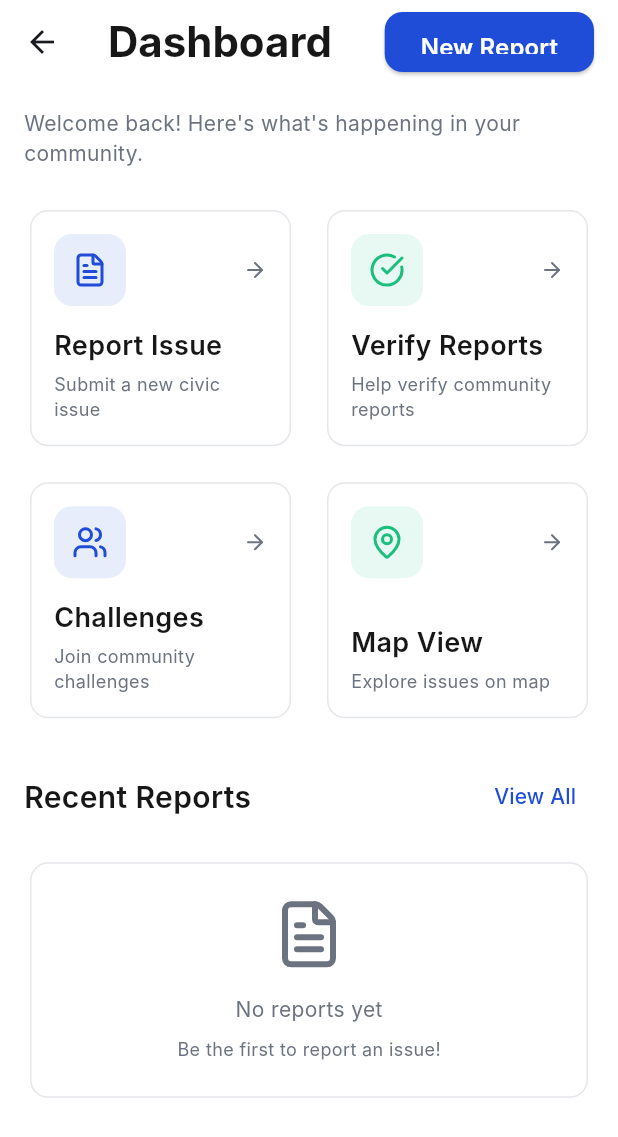
After one commit to QuaresmaHarygens/Talkam, a Flutter app: the DashboardScreen screen opened directly, on a phone screen of 412 x 824 dp. The commit adds this screen. Shown: the top 1137 px of the screen. Run offline on Flutter 3.47's test engine with Material 3 defaults, Android fonts, the phone set to English and light mode, and no system bars; our stand-ins replace connectivity_plus, dio, flutter_map, flutter_riverpod, geocoding, geolocator and 5 more; missing offline and left inert: record; accounts and stored records are empty; network calls fail; Roboto replaces fonts that are missing (Inter).

Commit message:
Upgrade mobile app to match web frontend design system
- Updated theme from Hot Pink to Deep Blue (#1F4DD8) matching web
- Created AppTheme with centralized design system constants
- Created reusable AppCard and AppButton components
- Enhanced DashboardScreen with 4 main action cards
- Updated ReportsFeedScreen with consistent card styling
- Added lucide_icons for consistent iconography
- Implemented 8px grid spacing system
- Matching typography, colors, and spacing with web frontend
- Consistent shadows, borders, and border radius (12px)

```diff
--- /dev/null
+++ b/mobile/lib/screens/dashboard_screen.dart
@@ -0,0 +1,357 @@
+import 'package:flutter/material.dart';
+import 'package:flutter_riverpod/flutter_riverpod.dart';
+import '../providers.dart';
+import '../theme/app_theme.dart';
+import '../widgets/app_card.dart';
+import '../widgets/app_button.dart';
+import 'create_report_screen.dart';
+import 'reports_feed_screen.dart';
+import 'map_screen.dart';
+import 'notifications_screen.dart';
+import 'community/community_hub_screen.dart';
+import 'reports/report_detail_screen.dart';
+import '../models/report.dart';
+import 'package:lucide_icons/lucide_icons.dart';
+
+/// Enhanced Dashboard matching web frontend design
+class DashboardScreen extends ConsumerStatefulWidget {
+  const DashboardScreen({super.key});
+
+  @override
+  ConsumerState<DashboardScreen> createState() => _DashboardScreenState();
+}
+
+class _DashboardScreenState extends ConsumerState<DashboardScreen> {
+  List<Report> _reports = [];
+  bool _loading = true;
+
+  @override
+  void initState() {
+    super.initState();
+    _loadReports();
+  }
+
+  Future<void> _loadReports() async {
+    try {
+      final client = ref.read(apiClientProvider);
+      final response = await client.searchReports();
+      final results = (response['results'] as List)
+          .map((r) => Report.fromJson(r as Map<String, dynamic>))
+          .toList();
+      setState(() {
+        _reports = results;
+        _loading = false;
+      });
+    } catch (e) {
+      setState(() => _loading = false);
+    }
+  }
+
+  @override
+  Widget build(BuildContext context) {
+    return Scaffold(
+      backgroundColor: AppTheme.background,
+      appBar: AppBar(
+        title: const Text(
+          'Dashboard',
+          style: TextStyle(
+            fontSize: 28,
+            fontWeight: FontWeight.bold,
+            color: AppTheme.foreground,
+          ),
+        ),
+        backgroundColor: Colors.white,
+        elevation: 0,
+        actions: [
+          Padding(
+            padding: const EdgeInsets.only(right: 16.0),
+            child: AppButton(
+              label: 'New Report',
+              onPressed: () {
+                Navigator.of(context).push(
+                  MaterialPageRoute(
+                    builder: (_) => const CreateReportScreen(),
+                  ),
+                );
+              },
+              size: ButtonSize.medium,
+            ),
+          ),
+        ],
+      ),
+      body: SingleChildScrollView(
+        padding: const EdgeInsets.all(AppTheme.spacing16),
+        child: Column(
+          crossAxisAlignment: CrossAxisAlignment.start,
+          children: [
+            // Welcome text
+            Text(
+              "Welcome back! Here's what's happening in your community.",
+              style: AppTheme.bodySmall,
+            ),
+            const SizedBox(height: AppTheme.spacing24),
+
+            // 4 Main Action Cards (matching web frontend)
+            _buildActionCards(),
+
+            const SizedBox(height: AppTheme.spacing24),
+
+            // Recent Reports Section
+            Row(
+              mainAxisAlignment: MainAxisAlignment.spaceBetween,
+              children: [
+                Text(
+                  'Recent Reports',
+                  style: AppTheme.heading3,
+                ),
+                TextButton(
+                  onPressed: () {
+                    // Navigate to all reports
+                  },
+                  child: const Text('View All'),
+                ),
+              ],
+            ),
+            const SizedBox(height: AppTheme.spacing16),
+
+            // Recent Reports List
+            _loading
+                ? const Center(child: CircularProgressIndicator())
+                : _reports.isEmpty
+                    ? _buildEmptyState()
+                    : _buildRecentReports(),
+          ],
+        ),
+      ),
+    );
+  }
+
+  Widget _buildActionCards() {
+    return GridView.count(
+      crossAxisCount: 2,
+      shrinkWrap: true,
+      physics: const NeverScrollableScrollPhysics(),
+      mainAxisSpacing: AppTheme.spacing16,
+      crossAxisSpacing: AppTheme.spacing16,
+      childAspectRatio: 1.1,
+      children: [
+        _buildActionCard(
+          icon: LucideIcons.fileText,
+          title: 'Report Issue',
+          subtitle: 'Submit a new civic issue',
+          color: AppTheme.primary,
+          onTap: () {
+            Navigator.of(context).push(
+              MaterialPageRoute(
+                builder: (_) => const CreateReportScreen(),
+              ),
+            );
+          },
+        ),
+        _buildActionCard(
+          icon: LucideIcons.checkCircle,
+          title: 'Verify Reports',
+          subtitle: 'Help verify community reports',
+          color: AppTheme.secondary,
+          onTap: () {
+            // Navigate to verify
+          },
+        ),
+        _buildActionCard(
+          icon: LucideIcons.users,
+          title: 'Challenges',
+          subtitle: 'Join community challenges',
+          color: AppTheme.primary,
+          onTap: () {
+            Navigator.of(context).push(
+              MaterialPageRoute(
+                builder: (_) => const CommunityHubScreen(),
+              ),
+            );
+          },
+        ),
+        _buildActionCard(
+          icon: LucideIcons.mapPin,
+          title: 'Map View',
+          subtitle: 'Explore issues on map',
+          color: AppTheme.secondary,
+          onTap: () {
+            Navigator.of(context).push(
+              MaterialPageRoute(
+                builder: (_) => const MapScreen(),
+              ),
+            );
+          },
+        ),
+      ],
+    );
+  }
+
+  Widget _buildActionCard({
+    required IconData icon,
+    required String title,
+    required String subtitle,
+    required Color color,
+    required VoidCallback onTap,
+  }) {
+    return AppCard(
+      onTap: onTap,
+      padding: const EdgeInsets.all(AppTheme.spacing16),
+      child: Column(
+        crossAxisAlignment: CrossAxisAlignment.start,
+        mainAxisAlignment: MainAxisAlignment.spaceBetween,
+        children: [
+          Row(
+            mainAxisAlignment: MainAxisAlignment.spaceBetween,
+            children: [
+              Container(
+                padding: const EdgeInsets.all(12),
+                decoration: BoxDecoration(
+                  color: color.withOpacity(0.1),
+                  borderRadius: BorderRadius.circular(12),
+                ),
+                child: Icon(icon, color: color, size: 24),
+              ),
+              Icon(
+                LucideIcons.arrowRight,
+                size: 16,
+                color: AppTheme.mutedForeground,
+              ),
+            ],
+          ),
+          Column(
+            crossAxisAlignment: CrossAxisAlignment.start,
+            children: [
+              Text(
+                title,
+                style: AppTheme.heading3.copyWith(fontSize: 18),
+              ),
+              const SizedBox(height: 4),
+              Text(
+                subtitle,
+                style: AppTheme.caption,
+              ),
+            ],
+          ),
+        ],
+      ),
+    );
+  }
+
+  Widget _buildRecentReports() {
+    return Column(
+      children: _reports.take(5).map((report) {
+        return AppCard(
+          onTap: () {
+            Navigator.of(context).push(
+              MaterialPageRoute(
+                builder: (_) => ReportDetailScreen(reportId: report.id),
+              ),
+            );
+          },
+          margin: const EdgeInsets.only(bottom: AppTheme.spacing12),
+          padding: const EdgeInsets.all(AppTheme.spacing16),
+          child: Column(
+            crossAxisAlignment: CrossAxisAlignment.start,
+            children: [
+              Text(
+                report.summary,
+                style: AppTheme.body.copyWith(fontWeight: FontWeight.w600),
+              ),
+              const SizedBox(height: 8),
+              Text(
+                '${report.category} • ${report.location.county}',
+                style: AppTheme.bodySmall,
+              ),
+              const SizedBox(height: 8),
+              Row(
+                children: [
+                  _buildSeverityChip(report.severity),
+                  const SizedBox(width: 8),
+                  Text(
+                    _formatDate(report.createdAt),
+                    style: AppTheme.caption,
+                  ),
+                ],
+              ),
+            ],
+          ),
+        );
+      }).toList(),
+    );
+  }
+
+  Widget _buildSeverityChip(String severity) {
+    Color color;
+    switch (severity.toLowerCase()) {
+      case 'critical':
+        color = Colors.red;
+        break;
+      case 'high':
+        color = Colors.orange;
+        break;
+      case 'medium':
+        color = Colors.yellow;
+        break;
+      default:
+        color = Colors.grey;
+    }
+    return Container(
+      padding: const EdgeInsets.symmetric(horizontal: 8, vertical: 4),
+      decoration: BoxDecoration(
+        color: color.withOpacity(0.1),
+        borderRadius: BorderRadius.circular(12),
+      ),
+      child: Text(
+        severity.toUpperCase(),
+        style: TextStyle(
+          fontSize: 10,
+          fontWeight: FontWeight.bold,
+          color: color,
+        ),
+      ),
+    );
+  }
+
+  Widget _buildEmptyState() {
+    return AppCard(
+      padding: const EdgeInsets.all(AppTheme.spacing24),
+      child: Center(
+        child: Column(
+          children: [
+            Icon(
+              LucideIcons.fileText,
+              size: 48,
+              color: AppTheme.mutedForeground,
+            ),
+            const SizedBox(height: 16),
+            Text(
+              'No reports yet',
+              style: AppTheme.bodySmall,
+            ),
+            const SizedBox(height: 8),
+            Text(
+              'Be the first to report an issue!',
+              style: AppTheme.caption,
+            ),
+          ],
+        ),
+      ),
+    );
+  }
+
+  String _formatDate(DateTime date) {
+    final now = DateTime.now();
+    final difference = now.difference(date);
+
+    if (difference.inDays == 0) {
+      return 'Today';
+    } else if (difference.inDays == 1) {
+      return 'Yesterday';
+    } else if (difference.inDays < 7) {
+      return '${difference.inDays} days ago';
+    } else {
+      return '${date.day}/${date.month}/${date.year}';
+    }
+  }
+}
--- /dev/null
+++ b/mobile/lib/theme/app_theme.dart
@@ -0,0 +1,84 @@
+import 'package:flutter/material.dart';
+
+/// App Theme matching web frontend design system
+class AppTheme {
+  // Colors matching web frontend
+  static const Color primary = Color(0xFF1F4DD8); // Deep Blue
+  static const Color secondary = Color(0xFF1ABF7E); // Emerald
+  static const Color background = Colors.white;
+  static const Color foreground = Color(0xFF171717);
+  static const Color muted = Color(0xFFF3F4F6);
+  static const Color mutedForeground = Color(0xFF6B7280);
+  static const Color border = Color(0xFFE5E7EB);
+
+  // Spacing (8px grid system)
+  static const double spacing8 = 8.0;
+  static const double spacing16 = 16.0;
+  static const double spacing24 = 24.0;
+
+  // Border radius
+  static const double radius = 12.0;
+  static const double radiusLg = 16.0;
+  static const double radiusSm = 8.0;
+
+  // Shadows (soft elevation)
+  static List<BoxShadow> shadow1 = [
+    BoxShadow(
+      color: Colors.black.withOpacity(0.05),
+      blurRadius: 2,
+      offset: const Offset(0, 1),
+    ),
+  ];
+
+  static List<BoxShadow> shadow2 = [
+    BoxShadow(
+      color: Colors.black.withOpacity(0.1),
+      blurRadius: 3,
+      offset: const Offset(0, 1),
+    ),
+    BoxShadow(
+      color: Colors.black.withOpacity(0.05),
+      blurRadius: 2,
+      offset: const Offset(0, -1),
+    ),
+  ];
+
+  // Text styles
+  static const TextStyle heading1 = TextStyle(
+    fontSize: 32,
+    fontWeight: FontWeight.bold,
+    color: foreground,
+    letterSpacing: -0.5,
+  );
+
+  static const TextStyle heading2 = TextStyle(
+    fontSize: 24,
+    fontWeight: FontWeight.bold,
+    color: foreground,
+    letterSpacing: -0.3,
+  );
+
+  static const TextStyle heading3 = TextStyle(
+    fontSize: 20,
+    fontWeight: FontWeight.w600,
+    color: foreground,
+  );
+
+  static const TextStyle body = TextStyle(
+    fontSize: 16,
+    fontWeight: FontWeight.normal,
+    color: foreground,
+  );
+
+  static const TextStyle bodySmall = TextStyle(
+    fontSize: 14,
+    fontWeight: FontWeight.normal,
+    color: mutedForeground,
+  );
+
+  static const TextStyle caption = TextStyle(
+    fontSize: 12,
+    fontWeight: FontWeight.normal,
+    color: mutedForeground,
+  );
+}
--- /dev/null
+++ b/mobile/lib/widgets/app_button.dart
@@ -0,0 +1,93 @@
+import 'package:flutter/material.dart';
+import '../theme/app_theme.dart';
+
+/// Reusable button widget matching web frontend design
+class AppButton extends StatelessWidget {
+  final String label;
+  final VoidCallback? onPressed;
+  final bool isLoading;
+  final ButtonVariant variant;
+  final ButtonSize size;
+  final IconData? icon;
+
+  const AppButton({
+    super.key,
+    required this.label,
+    this.onPressed,
+    this.isLoading = false,
+    this.variant = ButtonVariant.primary,
+    this.size = ButtonSize.medium,
+    this.icon,
+  });
+
+  @override
+  Widget build(BuildContext context) {
+    final backgroundColor = variant == ButtonVariant.primary
+        ? AppTheme.primary
+        : variant == ButtonVariant.secondary
+            ? AppTheme.secondary
+            : Colors.transparent;
+
+    final foregroundColor = variant == ButtonVariant.outline
+        ? AppTheme.primary
+        : Colors.white;
+
+    final border = variant == ButtonVariant.outline
+        ? BorderSide(color: AppTheme.primary, width: 1)
+        : null;
+
+    final height = size == ButtonSize.small
+        ? 36.0
+        : size == ButtonSize.large
+            ? 48.0
+            : 40.0;
+
+    return SizedBox(
+      height: height,
+      child: ElevatedButton(
+        onPressed: isLoading ? null : onPressed,
+        style: ElevatedButton.styleFrom(
+          backgroundColor: backgroundColor,
+          foregroundColor: foregroundColor,
+          side: border,
+          shape: RoundedRectangleBorder(
+            borderRadius: BorderRadius.circular(AppTheme.radius),
+          ),
+          padding: EdgeInsets.symmetric(
+            horizontal: size == ButtonSize.small ? 16 : 24,
+            vertical: size == ButtonSize.large ? 14 : 12,
+          ),
+          elevation: variant == ButtonVariant.outline ? 0 : 1,
+        ),
+        child: isLoading
+            ? SizedBox(
+                width: 20,
+                height: 20,
+                child: CircularProgressIndicator(
+                  strokeWidth: 2,
+                  valueColor: AlwaysStoppedAnimation<Color>(foregroundColor),
+                ),
+              )
+            : Row(
+                mainAxisSize: MainAxisSize.min,
+                children: [
+                  if (icon != null) ...[
+                    Icon(icon, size: 18),
+                    const SizedBox(width: 8),
+                  ],
+                  Text(
+                    label,
+                    style: TextStyle(
+                      fontSize: size == ButtonSize.small ? 14 : 16,
+                      fontWeight: FontWeight.w600,
+                    ),
+                  ),
+                ],
+              ),
+      ),
+    );
+  }
+}
+
+enum ButtonVariant { primary, secondary, outline }
+enum ButtonSize { small, medium, large }
--- /dev/null
+++ b/mobile/lib/widgets/app_card.dart
@@ -0,0 +1,40 @@
+import 'package:flutter/material.dart';
+import '../theme/app_theme.dart';
+
+/// Reusable card widget matching web frontend design
+class AppCard extends StatelessWidget {
+  final Widget child;
+  final EdgeInsets? padding;
+  final VoidCallback? onTap;
+  final Color? backgroundColor;
+  final double? elevation;
+
+  const AppCard({
+    super.key,
+    required this.child,
+    this.padding,
+    this.onTap,
+    this.backgroundColor,
+    this.elevation,
+  });
+
+  @override
+  Widget build(BuildContext context) {
+    return Card(
+      elevation: elevation ?? 0,
+      color: backgroundColor ?? Colors.white,
+      shape: RoundedRectangleBorder(
+        borderRadius: BorderRadius.circular(AppTheme.radius),
+        side: BorderSide(color: AppTheme.border, width: 1),
+      ),
+      child: InkWell(
+        onTap: onTap,
+        borderRadius: BorderRadius.circular(AppTheme.radius),
+        child: Padding(
+          padding: padding ?? const EdgeInsets.all(AppTheme.spacing16),
+          child: child,
+        ),
+      ),
+    );
+  }
+}
--- a/mobile/pubspec.yaml
+++ b/mobile/pubspec.yaml
@@ -32,6 +32,7 @@ dependencies:
   cached_network_image: ^3.3.0
   image_picker: ^1.0.5
   permission_handler: ^11.1.0
+  lucide_icons: ^0.321.0
 
   # Utils
   intl: ^0.19.0
```
Also changed, not shown: mobile/lib/main.dart (+29 -4 lines), mobile/lib/screens/home_screen.dart (+11 -6 lines), mobile/lib/screens/reports_feed_screen.dart (+9 -2 lines), 1 other file.
